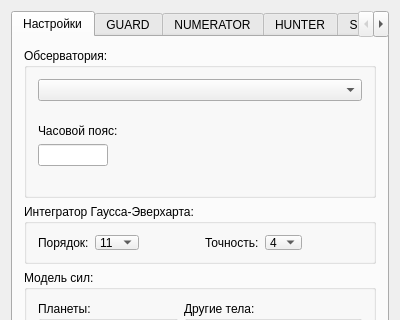
Above: erosmain.ui from DeGraaf-dev/eros_qt before the change; both pictures show x 0 to 400 and y 0 to 320 of the 400 by 650 pixel window. Below: the same form after it.
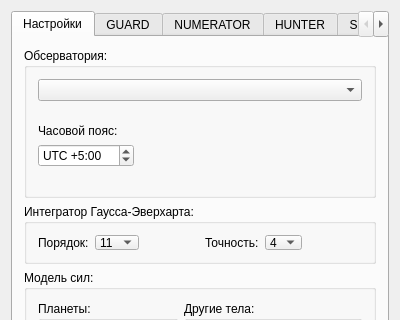
That is the form after the change.

The edit to the form file:
```diff
--- a/erosmain.ui
+++ b/erosmain.ui
@@ -82,14 +82,46 @@
             </widget>
            </item>
            <item>
-            <widget class="QLineEdit" name="set_lineUtc">
-             <property name="maximumSize">
-              <size>
-               <width>70</width>
-               <height>16777215</height>
-              </size>
-             </property>
-            </widget>
+            <layout class="QHBoxLayout" name="horizontalLayout_6">
+             <item>
+              <widget class="QDoubleSpinBox" name="set_lineUtc">
+               <property name="prefix">
+                <string>UTC +</string>
+               </property>
+               <property name="suffix">
+                <string>:00</string>
+               </property>
+               <property name="decimals">
+                <number>0</number>
+               </property>
+               <property name="minimum">
+                <double>-12.000000000000000</double>
+               </property>
+               <property name="maximum">
+                <double>12.000000000000000</double>
+               </property>
+               <property name="singleStep">
+                <double>0.500000000000000</double>
+               </property>
+               <property name="value">
+                <double>5.000000000000000</double>
+               </property>
+              </widget>
+             </item>
+             <item>
+              <spacer name="horizontalSpacer_26">
+               <property name="orientation">
+                <enum>Qt::Horizontal</enum>
+               </property>
+               <property name="sizeHint" stdset="0">
+                <size>
+                 <width>40</width>
+                 <height>20</height>
+                </size>
+               </property>
+              </spacer>
+             </item>
+            </layout>
            </item>
            <item>
             <spacer name="verticalSpacer_4">
```
Left out of the diff: 30 changed lines with no effect on the pictures.
